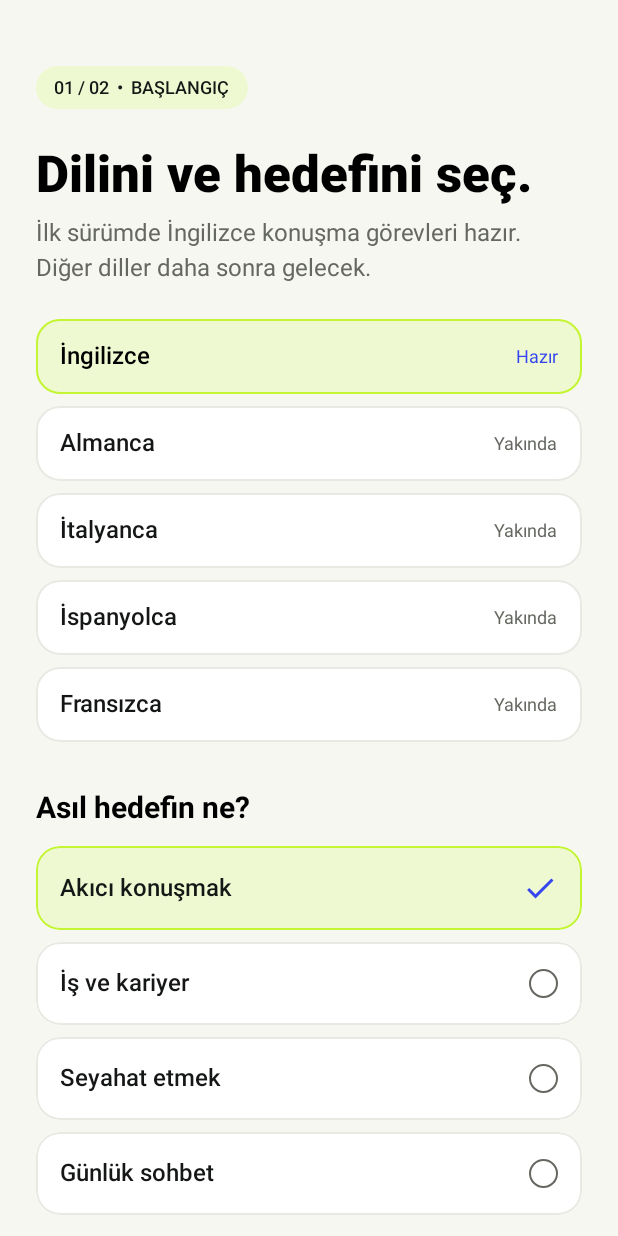
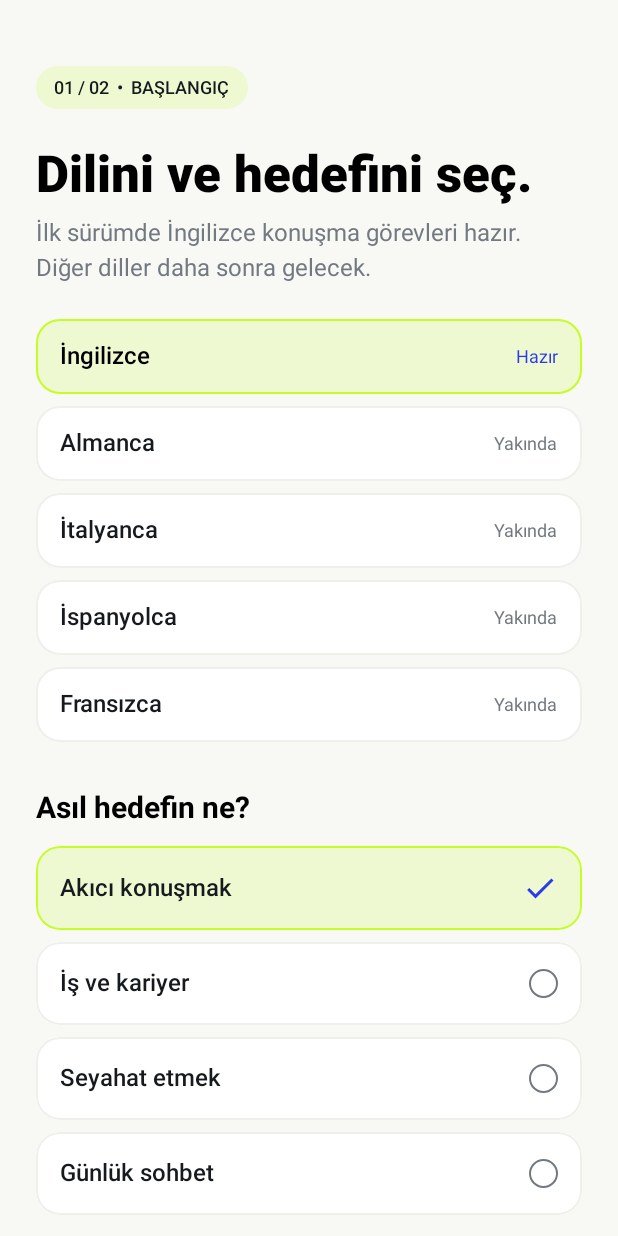
Before and after one commit to mehmetdem2005/Dev-PLAN, an Android app built with Jetpack Compose: the screen it shows after launch (MainActivity), after a tap on "Hadi başlayalım", on a phone screen of 412 x 824 dp. Run offline under Robolectric (Android 15) with nearby library versions, the phone set to English and light mode, and no system bars.

Commit message:
Improve YANKI edge-to-edge layout and align reference color tokens

```diff
--- a/app/src/main/java/dev/yanki/app/ui/Theme.kt
+++ b/app/src/main/java/dev/yanki/app/ui/Theme.kt
@@ -11,13 +11,13 @@ import androidx.compose.ui.text.font.FontFamily
 import androidx.compose.ui.text.font.FontWeight
 import androidx.compose.ui.unit.sp
 
-val Paper = Color(0xFFF7F7F2)
-val Ink = Color(0xFF151716)
-val Muted = Color(0xFF656861)
-val Lime = Color(0xFFC4F532)
-val Cobalt = Color(0xFF3546EF)
+val Paper = Color(0xFFF8F8F5)
+val Ink = Color(0xFF161A1E)
+val Muted = Color(0xFF737980)
+val Lime = Color(0xFFC8FC26)
+val Cobalt = Color(0xFF283CEB)
 val Pane = Color(0xFFFFFFFF)
-val Line = Color(0xFFE8E9E2)
+val Line = Color(0xFFEDF0EB)
 val LightBlue = Color(0xFFE9EDFF)
 val PaleLime = Color(0xFFEFF9D1)
 
```
